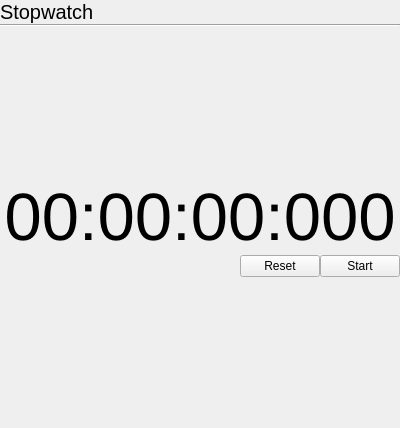
Old version of the form statuscenter/OverviewPane/Stopwatch/stopwatchpage.ui in the repository vicr123/theshell.
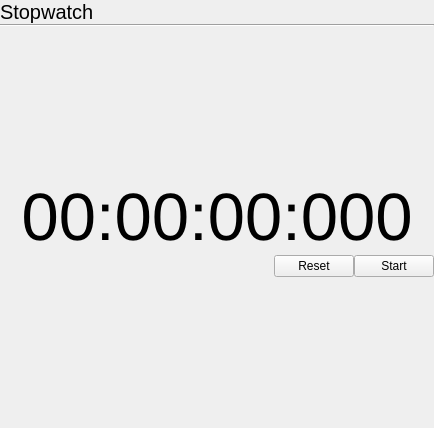
New version of the form. Icons and pictures are not drawn.

What changed in the file:
```diff
--- a/statuscenter/OverviewPane/Stopwatch/stopwatchpage.ui
+++ b/statuscenter/OverviewPane/Stopwatch/stopwatchpage.ui
@@ -6,7 +6,7 @@
    <rect>
     <x>0</x>
     <y>0</y>
-    <width>400</width>
+    <width>434</width>
     <height>428</height>
    </rect>
   </property>
```
Left out of the diff: 8 changed lines with no effect on the pictures.
